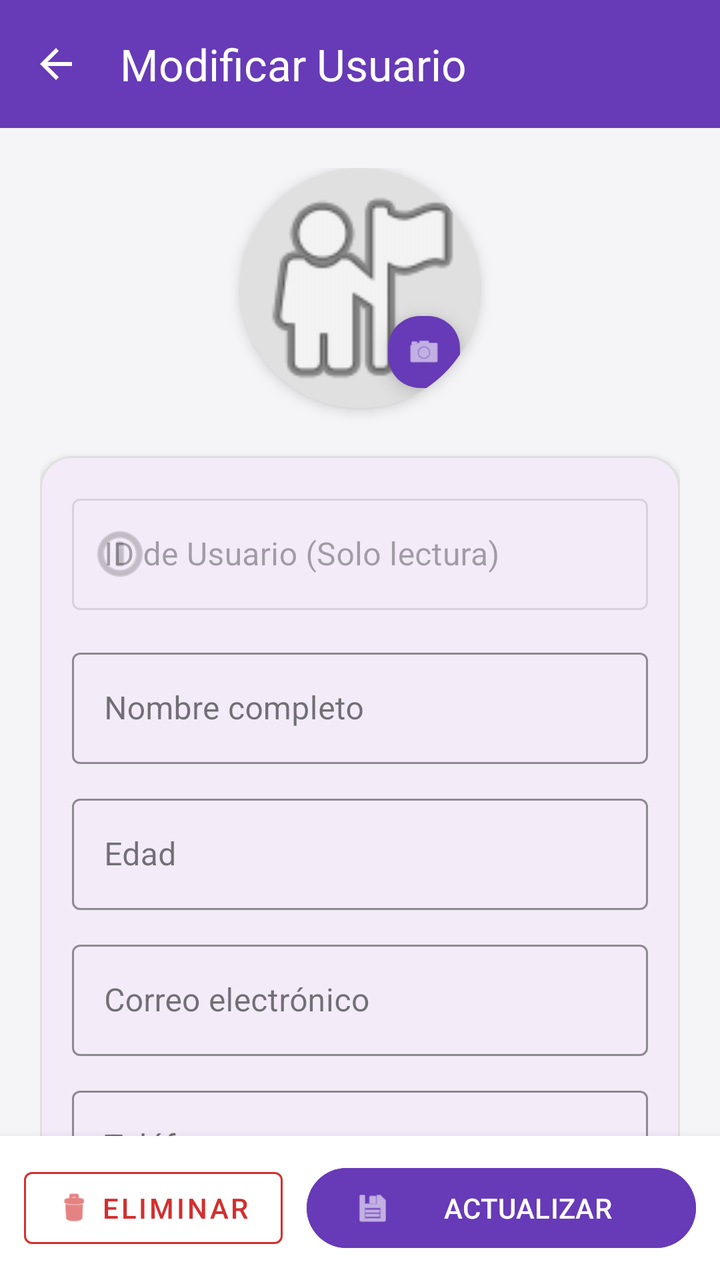
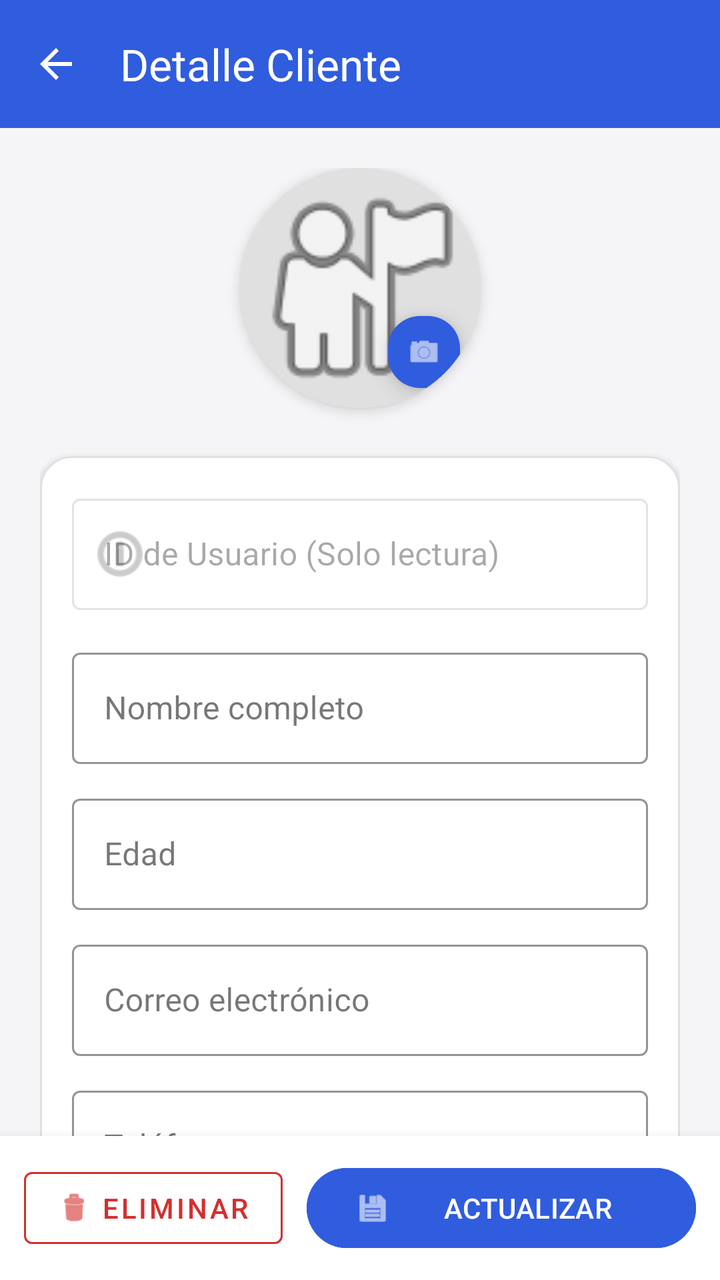

Before-and-after screenshots of an Android layout around one commit, followed by the original layout XML and the change that was made.
<!-- AndroidManifest.xml: application theme Theme.BluePrint -->
<!-- res/layout/activity_detalle_usuario.xml -->
<?xml version="1.0" encoding="utf-8"?>
<androidx.constraintlayout.widget.ConstraintLayout
    xmlns:android="http://schemas.android.com/apk/res/android"
    xmlns:app="http://schemas.android.com/apk/res-auto"
    xmlns:tools="http://tools.android.com/tools"
    android:layout_width="match_parent"
    android:layout_height="match_parent"
    android:background="#F5F5F7"
    tools:context=".DetalleUsuarioActivity">

    <com.google.android.material.appbar.MaterialToolbar
        android:id="@+id/toolbar"
        android:layout_width="match_parent"
        android:layout_height="?attr/actionBarSize"
        android:background="#673AB7"
        android:theme="@style/ThemeOverlay.MaterialComponents.Dark.ActionBar"
        app:title="Modificar Usuario"
        app:navigationIcon="?attr/homeAsUpIndicator"
        app:layout_constraintTop_toTopOf="parent"
        app:layout_constraintStart_toStartOf="parent"
        app:layout_constraintEnd_toEndOf="parent" />

    <androidx.core.widget.NestedScrollView
        android:id="@+id/nestedScrollView"
        android:layout_width="match_parent"
        android:layout_height="0dp"
        android:fillViewport="true"
        app:layout_constraintTop_toBottomOf="@id/toolbar"
        app:layout_constraintBottom_toTopOf="@id/layoutButtons"
        app:layout_constraintStart_toStartOf="parent"
        app:layout_constraintEnd_toEndOf="parent">

        <androidx.constraintlayout.widget.ConstraintLayout
            android:layout_width="match_parent"
            android:layout_height="wrap_content"
            android:padding="20dp">

            <com.google.android.material.card.MaterialCardView
                android:id="@+id/cardAvatar"
                android:layout_width="wrap_content"
                android:layout_height="wrap_content"
                app:cardCornerRadius="60dp"
                app:cardElevation="4dp"
                app:strokeWidth="0dp"
                app:layout_constraintTop_toTopOf="parent"
                app:layout_constraintStart_toStartOf="parent"
                app:layout_constraintEnd_toEndOf="parent">

                <FrameLayout
                    android:layout_width="120dp"
                    android:layout_height="120dp">

                    <ImageView
                        android:id="@+id/imgAvatar"
                        android:layout_width="match_parent"
                        android:layout_height="match_parent"
                        android:scaleType="centerCrop"
                        android:src="@android:drawable/ic_menu_myplaces"
                        android:background="#E0E0E0" />

                    <com.google.android.material.floatingactionbutton.FloatingActionButton
                        android:id="@+id/fabCamera"
                        android:layout_width="wrap_content"
                        android:layout_height="wrap_content"
                        android:layout_gravity="bottom|end"
                        android:layout_margin="4dp"
                        android:contentDescription="Cambiar foto"
                        android:src="@android:drawable/ic_menu_camera"
                        app:fabCustomSize="36dp"
                        app:maxImageSize="18dp"
                        app:backgroundTint="#673AB7"
                        app:tint="@android:color/white" />
                </FrameLayout>
            </com.google.android.material.card.MaterialCardView>

            <com.google.android.material.card.MaterialCardView
                android:id="@+id/cardInfo"
                android:layout_width="match_parent"
                android:layout_height="wrap_content"
                android:layout_marginTop="24dp"
                app:cardCornerRadius="16dp"
                app:cardElevation="2dp"
                app:strokeWidth="1dp"
                app:strokeColor="#E0E0E0"
                app:layout_constraintTop_toBottomOf="@id/cardAvatar"
                app:layout_constraintStart_toStartOf="parent"
                app:layout_constraintEnd_toEndOf="parent">

                <LinearLayout
                    android:layout_width="match_parent"
                    android:layout_height="wrap_content"
                    android:orientation="vertical"
                    android:padding="16dp">

                    <com.google.android.material.textfield.TextInputLayout
                        android:id="@+id/tilId"
                        style="@style/Widget.MaterialComponents.TextInputLayout.OutlinedBox"
                        android:layout_width="match_parent"
                        android:layout_height="wrap_content"
                        android:hint="ID de Usuario (Solo lectura)"
                        android:enabled="false"
                        app:startIconDrawable="@android:drawable/ic_menu_info_details">

                        <com.google.android.material.textfield.TextInputEditText
                            android:id="@+id/etId"
                            android:layout_width="match_parent"
                            android:layout_height="wrap_content"
                            android:textColor="#888888" />
                    </com.google.android.material.textfield.TextInputLayout>

                    <com.google.android.material.textfield.TextInputLayout
                        android:id="@+id/tilNombre"
                        style="@style/Widget.MaterialComponents.TextInputLayout.OutlinedBox"
                        android:layout_width="match_parent"
                        android:layout_height="wrap_content"
                        android:layout_marginTop="16dp"
                        android:hint="Nombre completo"
                        app:boxStrokeColor="#673AB7"
                        app:hintTextColor="#673AB7">

                        <com.google.android.material.textfield.TextInputEditText
                            android:id="@+id/etNombre"
                            android:layout_width="match_parent"
                            android:layout_height="wrap_content"
                            android:inputType="textPersonName"
                            android:textColor="#222222" />
                    </com.google.android.material.textfield.TextInputLayout>

                    <com.google.android.material.textfield.TextInputLayout
                        android:id="@+id/tilEdad"
                        style="@style/Widget.MaterialComponents.TextInputLayout.OutlinedBox"
                        android:layout_width="match_parent"
                        android:layout_height="wrap_content"
                        android:layout_marginTop="12dp"
                        android:hint="Edad"
                        app:boxStrokeColor="#673AB7"
                        app:hintTextColor="#673AB7">

                        <com.google.android.material.textfield.TextInputEditText
                            android:id="@+id/etEdad"
                            android:layout_width="match_parent"
                            android:layout_height="wrap_content"
                            android:inputType="number"
                            android:textColor="#222222" />
                    </com.google.android.material.textfield.TextInputLayout>

                    <com.google.android.material.textfield.TextInputLayout
                        android:id="@+id/tilEmail"
                        style="@style/Widget.MaterialComponents.TextInputLayout.OutlinedBox"
                        android:layout_width="match_parent"
                        android:layout_height="wrap_content"
                        android:layout_marginTop="12dp"
                        android:hint="Correo electrónico"
                        app:boxStrokeColor="#673AB7"
                        app:hintTextColor="#673AB7">

                        <com.google.android.material.textfield.TextInputEditText
                            android:id="@+id/etEmail"
                            android:layout_width="match_parent"
                            android:layout_height="wrap_content"
                            android:inputType="textEmailAddress"
                            android:textColor="#222222" />
                    </com.google.android.material.textfield.TextInputLayout>

                    <com.google.android.material.textfield.TextInputLayout
                        android:id="@+id/tilTelefono"
                        style="@style/Widget.MaterialComponents.TextInputLayout.OutlinedBox"
                        android:layout_width="match_parent"
                        android:layout_height="wrap_content"
                        android:layout_marginTop="12dp"
                        android:hint="Teléfono"
                        app:boxStrokeColor="#673AB7"
                        app:hintTextColor="#673AB7">

                        <com.google.android.material.textfield.TextInputEditText
                            android:id="@+id/etTelefono"
                            android:layout_width="match_parent"
                            android:layout_height="wrap_content"
                            android:inputType="phone"
                            android:textColor="#222222" />
                    </com.google.android.material.textfield.TextInputLayout>

                </LinearLayout>
            </com.google.android.material.card.MaterialCardView>

            <TextView
                android:id="@+id/tvAsterisk"
                android:layout_width="wrap_content"
                android:layout_height="wrap_content"
                android:layout_marginTop="16dp"
                android:layout_marginBottom="16dp"
                android:text="* "
                android:textColor="#D32F2F"
                android:textSize="12sp"
                android:textStyle="bold"
                app:layout_constraintBottom_toBottomOf="parent"
                app:layout_constraintStart_toStartOf="@id/cardInfo"
                app:layout_constraintTop_toBottomOf="@id/cardInfo"
                app:layout_constraintVertical_bias="0.0" />

            <TextView
                android:id="@+id/tvRequiredLabel"
                android:layout_width="wrap_content"
                android:layout_height="wrap_content"
                android:layout_marginStart="4dp"
                android:text="Campos obligatorios para actualizar"
                android:textColor="#666666"
                android:textSize="12sp"
                app:layout_constraintBottom_toBottomOf="@id/tvAsterisk"
                app:layout_constraintStart_toEndOf="@id/tvAsterisk"
                app:layout_constraintTop_toTopOf="@id/tvAsterisk" />

        </androidx.constraintlayout.widget.ConstraintLayout>
    </androidx.core.widget.NestedScrollView>

    <LinearLayout
        android:id="@+id/layoutButtons"
        android:layout_width="match_parent"
        android:layout_height="wrap_content"
        android:orientation="horizontal"
        android:padding="12dp"
        android:background="#FFFFFF"
        android:elevation="8dp"
        app:layout_constraintBottom_toBottomOf="parent"
        app:layout_constraintStart_toStartOf="parent"
        app:layout_constraintEnd_toEndOf="parent">

        <com.google.android.material.button.MaterialButton
            android:id="@+id/btnDelete"
            style="@style/Widget.MaterialComponents.Button.OutlinedButton"
            android:layout_width="0dp"
            android:layout_height="wrap_content"
            android:layout_weight="1"
            android:layout_marginEnd="6dp"
            android:text="ELIMINAR"
            android:textColor="#D32F2F"
            app:strokeColor="#D32F2F"
            app:icon="@android:drawable/ic_menu_delete"
            app:iconTint="#D32F2F" />

        <com.google.android.material.button.MaterialButton
            android:id="@+id/btnSave"
            android:layout_width="0dp"
            android:layout_height="wrap_content"
            android:layout_weight="1.5"
            android:layout_marginStart="6dp"
            android:text="ACTUALIZAR"
            android:backgroundTint="#673AB7"
            app:icon="@android:drawable/ic_menu_save"
            app:iconTint="@android:color/white" />

    </LinearLayout>

</androidx.constraintlayout.widget.ConstraintLayout>
<!-- resources referenced by this layout -->
<resources>
  <style name="Theme.BluePrint" parent="Base.Theme.BluePrint" />
  <style name="Base.Theme.BluePrint" parent="Theme.Material3.DayNight.NoActionBar">
          
          
      </style>
</resources>

<!-- the commit's change to res/layout/activity_detalle_usuario.xml (unified diff, before → after) -->
@@ -12,9 +12,9 @@
         android:id="@+id/toolbar"
         android:layout_width="match_parent"
         android:layout_height="?attr/actionBarSize"
-        android:background="#673AB7"
+        android:background="@color/blue_primary"
         android:theme="@style/ThemeOverlay.MaterialComponents.Dark.ActionBar"
-        app:title="Modificar Usuario"
+        app:title="Detalle Cliente"
         app:navigationIcon="?attr/homeAsUpIndicator"
         app:layout_constraintTop_toTopOf="parent"
         app:layout_constraintStart_toStartOf="parent"
@@ -68,7 +68,7 @@
                         android:src="@android:drawable/ic_menu_camera"
                         app:fabCustomSize="36dp"
                         app:maxImageSize="18dp"
-                        app:backgroundTint="#673AB7"
+                        app:backgroundTint="@color/blue_primary"
                         app:tint="@android:color/white" />
                 </FrameLayout>
             </com.google.android.material.card.MaterialCardView>
@@ -78,6 +78,7 @@
                 android:layout_width="match_parent"
                 android:layout_height="wrap_content"
                 android:layout_marginTop="24dp"
+                app:cardBackgroundColor="#FFFFFF"
                 app:cardCornerRadius="16dp"
                 app:cardElevation="2dp"
                 app:strokeWidth="1dp"
@@ -115,8 +116,8 @@
                         android:layout_height="wrap_content"
                         android:layout_marginTop="16dp"
                         android:hint="Nombre completo"
-                        app:boxStrokeColor="#673AB7"
-                        app:hintTextColor="#673AB7">
+                        app:boxStrokeColor="@color/blue_primary"
+                        app:hintTextColor="@color/blue_primary">
 
                         <com.google.android.material.textfield.TextInputEditText
                             android:id="@+id/etNombre"
@@ -133,8 +134,8 @@
                         android:layout_height="wrap_content"
                         android:layout_marginTop="12dp"
                         android:hint="Edad"
-                        app:boxStrokeColor="#673AB7"
-                        app:hintTextColor="#673AB7">
+                        app:boxStrokeColor="@color/blue_primary"
+                        app:hintTextColor="@color/blue_primary">
 
                         <com.google.android.material.textfield.TextInputEditText
                             android:id="@+id/etEdad"
@@ -151,8 +152,8 @@
                         android:layout_height="wrap_content"
                         android:layout_marginTop="12dp"
                         android:hint="Correo electrónico"
-                        app:boxStrokeColor="#673AB7"
-                        app:hintTextColor="#673AB7">
+                        app:boxStrokeColor="@color/blue_primary"
+                        app:hintTextColor="@color/blue_primary">
 
                         <com.google.android.material.textfield.TextInputEditText
                             android:id="@+id/etEmail"
@@ -169,8 +170,8 @@
                         android:layout_height="wrap_content"
                         android:layout_marginTop="12dp"
                         android:hint="Teléfono"
-                        app:boxStrokeColor="#673AB7"
-                        app:hintTextColor="#673AB7">
+                        app:boxStrokeColor="@color/blue_primary"
+                        app:hintTextColor="@color/blue_primary">
 
                         <com.google.android.material.textfield.TextInputEditText
                             android:id="@+id/etTelefono"
@@ -245,7 +246,7 @@
             android:layout_weight="1.5"
             android:layout_marginStart="6dp"
             android:text="ACTUALIZAR"
-            android:backgroundTint="#673AB7"
+            android:backgroundTint="@color/blue_primary"
             app:icon="@android:drawable/ic_menu_save"
             app:iconTint="@android:color/white" />
 
<!-- resource entries referenced after the edit -->
@@ -1,9 +1,16 @@
 <!-- resources referenced by this layout -->
 <resources>
+  <color name="blue_primary">#305CDE</color>
   <style name="Theme.BluePrint" parent="Base.Theme.BluePrint" />
   <style name="Base.Theme.BluePrint" parent="Theme.Material3.DayNight.NoActionBar">
           
+          <item name="colorPrimary">@color/blue_primary</item>
+          <item name="colorPrimaryVariant">@color/blue_dark</item>
+          <item name="colorOnPrimary">@color/white</item>
           
+          <item name="android:statusBarColor">@color/blue_dark</item>
       </style>
+  <color name="blue_dark">#1A3EB1</color>
+  <color name="white">#FFFFFFFF</color>
 </resources>
 
